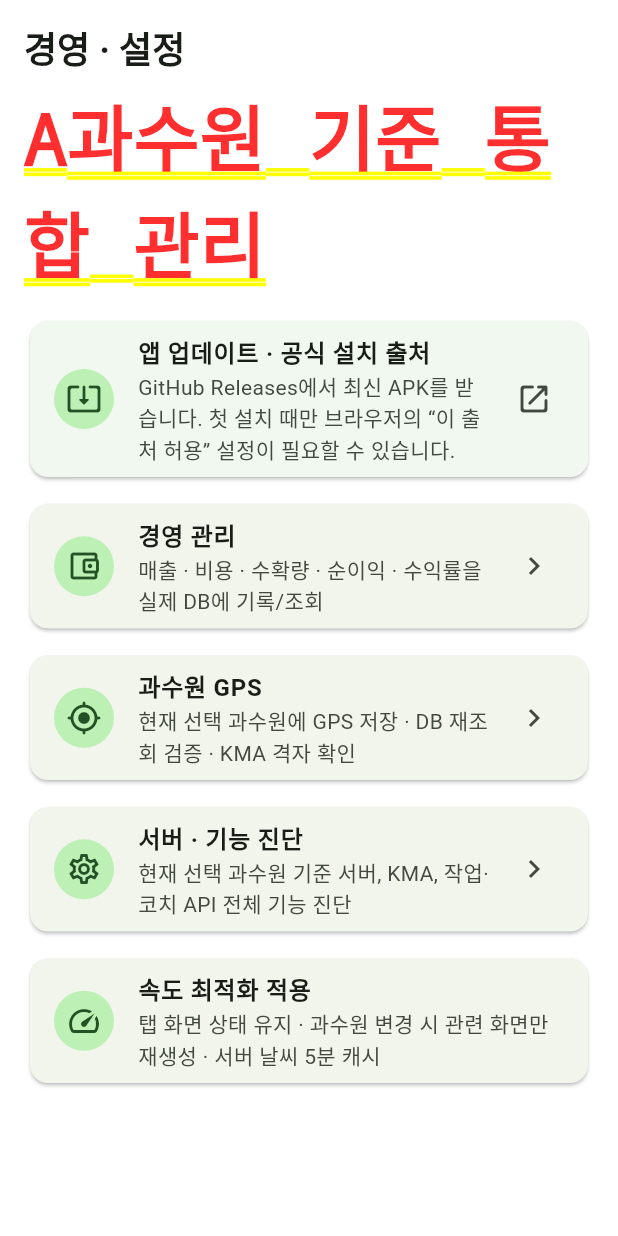
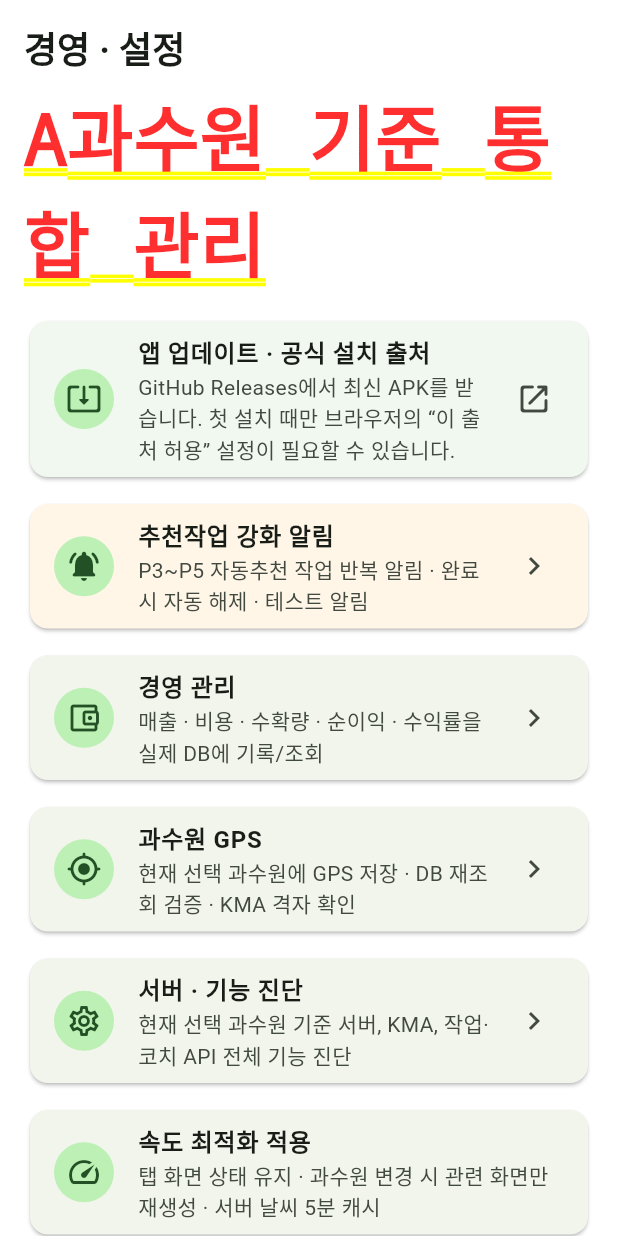
Before and after one commit to ssambaguita-sketch/apple-farm-assistant, a Flutter app: the ManagementPage screen opened directly, on a phone screen of 412 x 824 dp. Run offline on Flutter 3.47's test engine with Material 3 defaults, Android fonts, the phone set to English and light mode, and no system bars; our stand-ins replace flutter_local_notifications, geolocator, image_picker, shared_preferences, timezone; accounts and stored records are empty; network calls fail.

Commit message:
Add strong notification settings to management

```diff
--- a/lib/management_page.dart
+++ b/lib/management_page.dart
@@ -3,6 +3,7 @@ import 'package:url_launcher/url_launcher.dart';
 
 import 'finance_page.dart';
 import 'gps_settings_page.dart';
+import 'notification_settings_page.dart';
 import 'server_diagnostics_page.dart';
 import 'services/orchard_selection.dart';
 
@@ -54,6 +55,17 @@ class ManagementPage extends StatelessWidget {
         ),
         const SizedBox(height: 10),
         Card(
+          color: const Color(0xFFFFF6E8),
+          child: ListTile(
+            leading: const CircleAvatar(child: Icon(Icons.notifications_active_rounded)),
+            title: const Text('추천작업 강화 알림', style: TextStyle(fontWeight: FontWeight.bold)),
+            subtitle: const Text('P3~P5 자동추천 작업 반복 알림 · 완료 시 자동 해제 · 테스트 알림'),
+            trailing: const Icon(Icons.chevron_right),
+            onTap: () => _open(context, '추천작업 강화 알림', const NotificationSettingsPage()),
+          ),
+        ),
+        const SizedBox(height: 10),
+        Card(
           child: ListTile(
             leading: const CircleAvatar(child: Icon(Icons.account_balance_wallet_outlined)),
             title: const Text('경영 관리', style: TextStyle(fontWeight: FontWeight.bold)),
```
